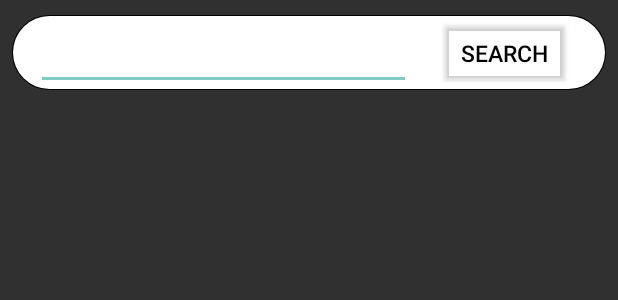
After one commit to minjun8946/Stats, an Android app: the layout fragment_search_player.xml on its own in the app's theme, with its tools: preview values and no code run, on a phone screen of 412 x 824 dp. The commit adds this screen. Shown: the top 300 px of the screen. Run offline under Robolectric (Android 15) with nearby library versions, the phone set to English and light mode, and no system bars; network calls fail.

Commit message:
♻️::  activity -> viewpager2, fragment

```diff
--- a/presentation/src/main/java/com/example/stats/bindingadapter/BindingAdapter.kt
+++ b/presentation/src/main/java/com/example/stats/bindingadapter/BindingAdapter.kt
@@ -6,11 +6,12 @@ import androidx.recyclerview.widget.RecyclerView
 import androidx.viewpager2.widget.ViewPager2
 import com.example.stats.adapter.MainAdapter
 import com.example.stats.adapter.PlayerDetailAdapter
+import com.example.stats.adapter.SearchPlayerAdapter
 import com.example.stats.base.SingleLiveEvent
 
 
 @BindingAdapter("recyclerView")
-fun recyclerView(recyclerView: RecyclerView, adapter: MainAdapter) {
+fun recyclerView(recyclerView: RecyclerView, adapter: SearchPlayerAdapter) {
         recyclerView.adapter = adapter
         recyclerView.layoutManager = LinearLayoutManager(recyclerView.context,LinearLayoutManager.VERTICAL,false)
 }
--- /dev/null
+++ b/presentation/src/main/java/com/example/stats/viewmodel/TeamViewModel.kt
@@ -0,0 +1,6 @@
+package com.example.stats.viewmodel
+
+import com.example.stats.base.BaseViewModel
+
+class TeamViewModel : BaseViewModel() {
+}
--- /dev/null
+++ b/presentation/src/main/res/layout/fragment_search_player.xml
@@ -0,0 +1,70 @@
+<?xml version="1.0" encoding="utf-8"?>
+<layout xmlns:android="http://schemas.android.com/apk/res/android"
+    xmlns:app="http://schemas.android.com/apk/res-auto"
+    xmlns:tools="http://schemas.android.com/tools">
+    <data>
+        <variable
+            name="vm"
+            type="com.example.stats.viewmodel.SearchPlayerViewModel" />
+    </data>
+    <androidx.constraintlayout.widget.ConstraintLayout
+        android:layout_width="match_parent"
+        android:layout_height="match_parent">
+
+
+        <androidx.constraintlayout.widget.ConstraintLayout
+            android:id="@+id/search_layout"
+            android:layout_width="match_parent"
+            android:layout_height="50dp"
+            android:layout_marginStart="8dp"
+            android:layout_marginTop="10dp"
+            android:layout_marginEnd="8dp"
+            android:background="@drawable/search_view"
+            app:layout_constraintEnd_toEndOf="parent"
+            app:layout_constraintStart_toStartOf="parent"
+            app:layout_constraintTop_toTopOf="parent"
+            tools:ignore="MissingConstraints">
+
+            <EditText
+                android:id="@+id/search_edittext"
+                android:layout_width="250dp"
+                android:layout_height="wrap_content"
+                android:layout_marginStart="16dp"
+                android:layout_marginEnd="32dp"
+                android:hint="검색어를 입력해주세요"
+                android:padding="10dp"
+                android:textColor="@color/black"
+                android:textSize="20sp"
+                app:layout_constraintEnd_toEndOf="parent"
+                app:layout_constraintHorizontal_bias="0.0"
+                app:layout_constraintStart_toStartOf="parent"
+                app:layout_constraintTop_toTopOf="parent" />
+
+            <Button
+                android:id="@+id/search_button"
+                android:layout_width="wrap_content"
+                android:layout_height="wrap_content"
+                android:layout_marginEnd="24dp"
+                android:backgroundTint="#00000000"
+                android:onClick="@{() ->vm.onSearchClick()}"
+                android:text="search"
+                android:textColor="@color/black"
+                android:textSize="15sp"
+                app:layout_constraintBottom_toBottomOf="parent"
+                app:layout_constraintEnd_toEndOf="parent"
+                app:layout_constraintTop_toTopOf="parent" />
+        </androidx.constraintlayout.widget.ConstraintLayout>
+
+        <androidx.recyclerview.widget.RecyclerView
+            android:id="@+id/recycler_view"
+            android:layout_width="match_parent"
+            android:layout_height="0dp"
+            app:recyclerView="@{vm.searchPlayerAdapter}"
+            app:scrollListener="@{vm.scrollListenerEvent}"
+            app:layoutManager="androidx.recyclerview.widget.LinearLayoutManager"
+            app:layout_constraintBottom_toBottomOf="parent"
+            app:layout_constraintTop_toBottomOf="@id/search_layout"
+            android:layout_marginTop="20dp"/>
+
+    </androidx.constraintlayout.widget.ConstraintLayout>
+</layout>
```
Also changed, not shown: presentation/src/main/java/com/example/stats/adapter/MainAdapter.kt (+21 -48 lines), presentation/src/main/java/com/example/stats/adapter/SearchPlayerAdapter.kt (added, +58 -0 lines), presentation/src/main/java/com/example/stats/di/modules.kt (+6 -2 lines), presentation/src/main/java/com/example/stats/ui/MainActivity.kt (+5 -26 lines), presentation/src/main/java/com/example/stats/ui/SearchPlayerFragment.kt (added, +62 -0 lines), presentation/src/main/java/com/example/stats/ui/TeamFragment.kt (added, +36 -0 lines), presentation/src/main/java/com/example/stats/viewmodel/MainViewModel.kt (+2 -42 lines), presentation/src/main/java/com/example/stats/viewmodel/SearchPlayerViewModel.kt (added, +60 -0 lines), presentation/src/main/res/layout/activity_main.xml (+10 -50 lines), presentation/src/main/res/layout/fragment_team.xml (added, +15 -0 lines), presentation/src/main/java/com/example/stats/model/BasicModel.kt (line endings or trailing spaces).
